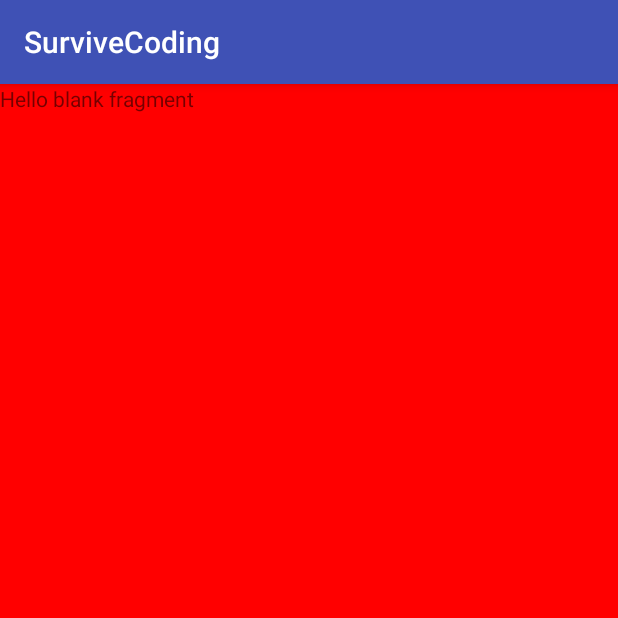
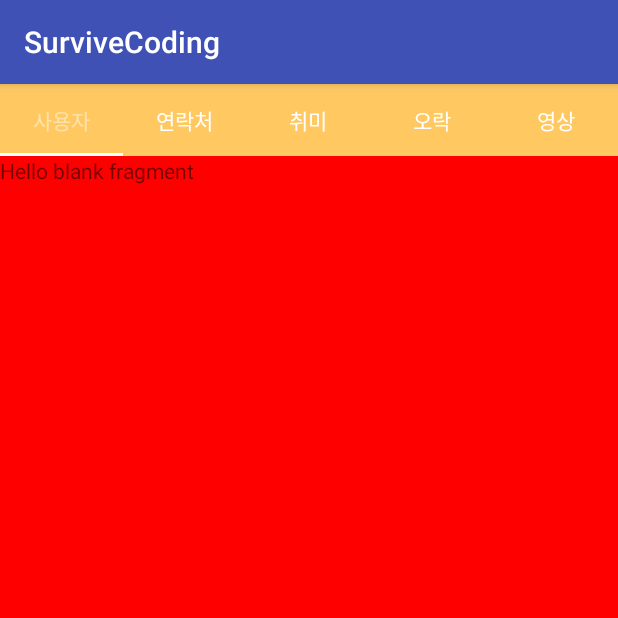
Before and after one commit to thetrax3/SurviveCoding, an Android app: the ViewPagerActivity screen opened directly, with no data from a screen before it, on a phone screen of 412 x 824 dp, the top half of it. Run offline under Robolectric (Android 15) with nearby library versions, the phone set to English and light mode, and no system bars.

Commit message:
TabLayout과 ViewPager 연동

```diff
--- a/app/src/main/java/com/example/it/survivecoding/ViewPagerActivity.java
+++ b/app/src/main/java/com/example/it/survivecoding/ViewPagerActivity.java
@@ -2,6 +2,8 @@ package com.example.it.survivecoding;
 
 import android.graphics.Color;
 import android.os.Bundle;
+import android.support.annotation.Nullable;
+import android.support.design.widget.TabLayout;
 import android.support.v4.app.Fragment;
 import android.support.v4.app.FragmentManager;
 import android.support.v4.app.FragmentPagerAdapter;
@@ -13,6 +15,7 @@ import com.example.it.survivecoding.fragments.ColorFragment;
 public class ViewPagerActivity extends AppCompatActivity {
 
     private ViewPager mViewPager;
+    private TabLayout mTabLayout;
 
     @Override
     protected void onCreate(Bundle savedInstanceState) {
@@ -20,8 +23,12 @@ public class ViewPagerActivity extends AppCompatActivity {
         setContentView(R.layout.activity_view_pager);
 
         mViewPager = findViewById(R.id.pager);
+        mTabLayout = findViewById(R.id.tab);
+
         MyPagerAdapter adapter = new MyPagerAdapter(getSupportFragmentManager());
         mViewPager.setAdapter(adapter);
+
+        mTabLayout.setupWithViewPager(mViewPager);
     }
 
     private static class MyPagerAdapter extends FragmentPagerAdapter {
@@ -52,5 +59,24 @@ public class ViewPagerActivity extends AppCompatActivity {
         public int getCount() {
             return 5;
         }
+
+        //탭 레이아웃 제목 표시
+        @Nullable
+        @Override
+        public CharSequence getPageTitle(int position) {
+            switch (position) {
+                case 0:
+                    return "사용자";
+                case 1:
+                    return "연락처";
+                case 2:
+                    return "취미";
+                case 3:
+                    return "오락";
+                case 4:
+                    return "영상";
+            }
+            return null;
+        }
     }
 }
--- a/app/src/main/res/layout/activity_view_pager.xml
+++ b/app/src/main/res/layout/activity_view_pager.xml
@@ -1,15 +1,26 @@
 <?xml version="1.0" encoding="utf-8"?>
-<android.support.constraint.ConstraintLayout xmlns:android="http://schemas.android.com/apk/res/android"
+<LinearLayout xmlns:android="http://schemas.android.com/apk/res/android"
+    xmlns:app="http://schemas.android.com/apk/res-auto"
     xmlns:tools="http://schemas.android.com/tools"
     android:layout_width="match_parent"
     android:layout_height="match_parent"
-    tools:context=".ViewPagerActivity">
+    tools:context=".ViewPagerActivity"
+    android:orientation="vertical">
+
+    <android.support.design.widget.TabLayout
+        android:id="@+id/tab"
+        android:layout_width="match_parent"
+        android:layout_height="wrap_content"
+        android:background="#ffc861"
+        app:tabIndicatorColor="#ffffff"
+        app:tabMode="fixed"
+        app:tabSelectedTextColor="#ffe2a9"
+        app:tabTextColor="#ffffff"></android.support.design.widget.TabLayout>
 
     <android.support.v4.view.ViewPager
         android:id="@+id/pager"
         android:layout_width="match_parent"
         android:layout_height="match_parent"
-
         ></android.support.v4.view.ViewPager>
 
-</android.support.constraint.ConstraintLayout>
+</LinearLayout>
```
